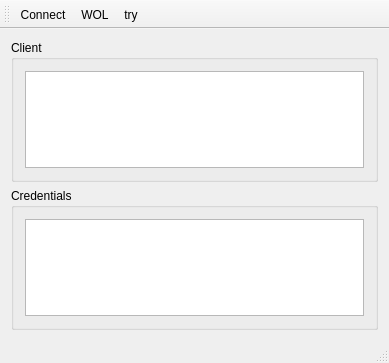
This is mainwindow.ui in mainster/rdesker as Qt 5 draws it before an edit. The edited form follows.
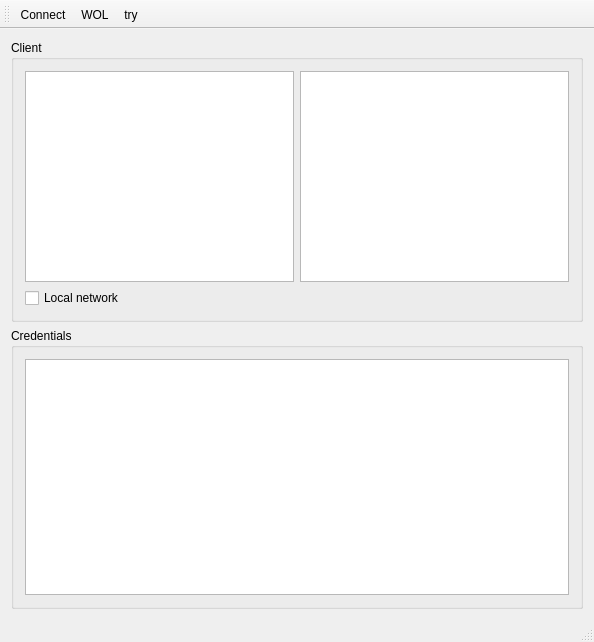
This is the edited form.

Commit message: added nb-torsten; added display resolution arguments

```diff
--- a/mainwindow.ui
+++ b/mainwindow.ui
@@ -6,8 +6,8 @@
    <rect>
     <x>0</x>
     <y>0</y>
-    <width>389</width>
-    <height>363</height>
+    <width>594</width>
+    <height>642</height>
    </rect>
   </property>
   <property name="windowTitle">
@@ -50,6 +50,16 @@
          </property>
         </widget>
        </item>
+       <item row="0" column="1">
+        <widget class="QListWidget" name="listDisplay"/>
+       </item>
+       <item row="1" column="0">
+        <widget class="QCheckBox" name="cbLocal">
+         <property name="text">
+          <string>Local network</string>
+         </property>
+        </widget>
+       </item>
       </layout>
      </widget>
     </item>
```
Left out of the diff: 4 changed lines with no effect on the pictures. The commit also changes 2 other files.
